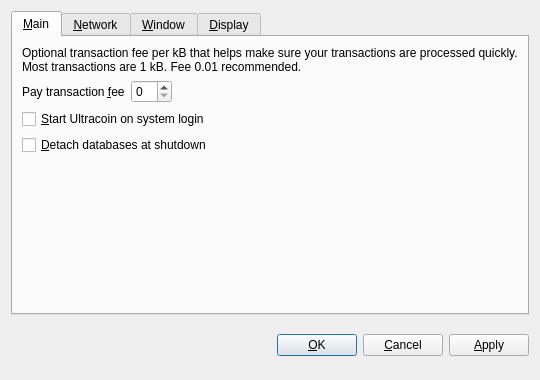
First picture: the form in src/qt/forms/optionsdialog.ui, repository DerpyMcDonuts/AnotherShitCoin, before the edit.
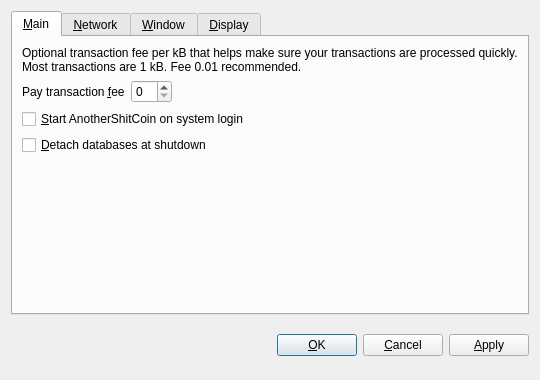
Second picture: the form after the edit. Custom widgets are drawn as their Qt base class.

Diff of the .ui file:
```diff
--- a/src/qt/forms/optionsdialog.ui
+++ b/src/qt/forms/optionsdialog.ui
@@ -82,7 +82,7 @@
           <string>Automatically start Ultracoin after logging in to the system.</string>
          </property>
          <property name="text">
-          <string>&amp;Start Ultracoin on system login</string>
+          <string>&amp;Start AnotherShitCoin on system login</string>
          </property>
         </widget>
        </item>
```
Left out of the diff: 10 changed lines with no effect on the pictures.
